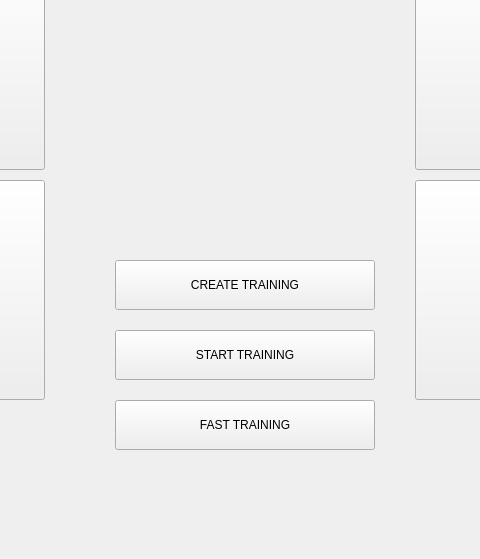
Qt form mainwindow.ui (PostNeoNoir/App_Box_Training) before a commit; both pictures show x 255 to 735 and y 290 to 849 of the 990 by 849 pixel window.
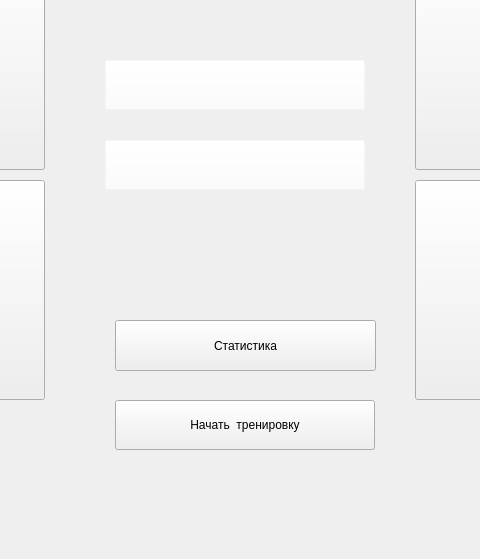
The same form after that commit.

```diff
--- a/mainwindow.ui
+++ b/mainwindow.ui
@@ -115,33 +115,58 @@
      </rect>
     </property>
     <property name="text">
-     <string>FAST TRAINING</string>
+     <string>Начать  тренировку</string>
     </property>
    </widget>
    <widget class="QPushButton" name="start_training_Button">
+    <property name="enabled">
+     <bool>false</bool>
+    </property>
     <property name="geometry">
      <rect>
-      <x>370</x>
-      <y>620</y>
+      <x>360</x>
+      <y>430</y>
       <width>260</width>
       <height>50</height>
      </rect>
     </property>
+    <property name="styleSheet">
+     <string notr="true">background-color: rgba(255, 255, 255, 0);</string>
+    </property>
     <property name="text">
-     <string>START TRAINING</string>
+     <string/>
     </property>
    </widget>
    <widget class="QPushButton" name="create_training_Button">
+    <property name="enabled">
+     <bool>false</bool>
+    </property>
     <property name="geometry">
      <rect>
-      <x>370</x>
-      <y>550</y>
+      <x>360</x>
+      <y>350</y>
       <width>260</width>
       <height>50</height>
      </rect>
     </property>
+    <property name="styleSheet">
+     <string notr="true">background-color: rgba(255, 255, 255, 0);</string>
+    </property>
     <property name="text">
-     <string>CREATE TRAINING</string>
+     <string/>
+    </property>
+   </widget>
+   <widget class="QPushButton" name="statistic_Button">
+    <property name="geometry">
+     <rect>
+      <x>370</x>
+      <y>610</y>
+      <width>261</width>
+      <height>51</height>
+     </rect>
+    </property>
+    <property name="text">
+     <string>Статистика</string>
     </property>
    </widget>
   </widget>
```
Left out of the diff: 4 changed lines with no effect on the pictures.
